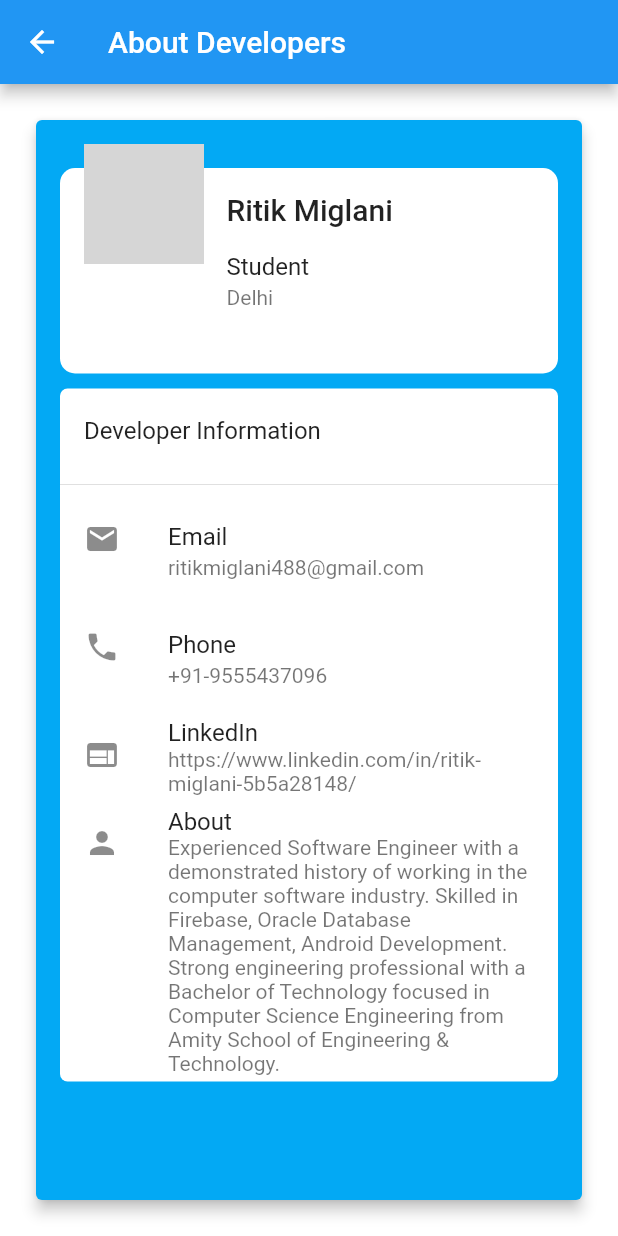
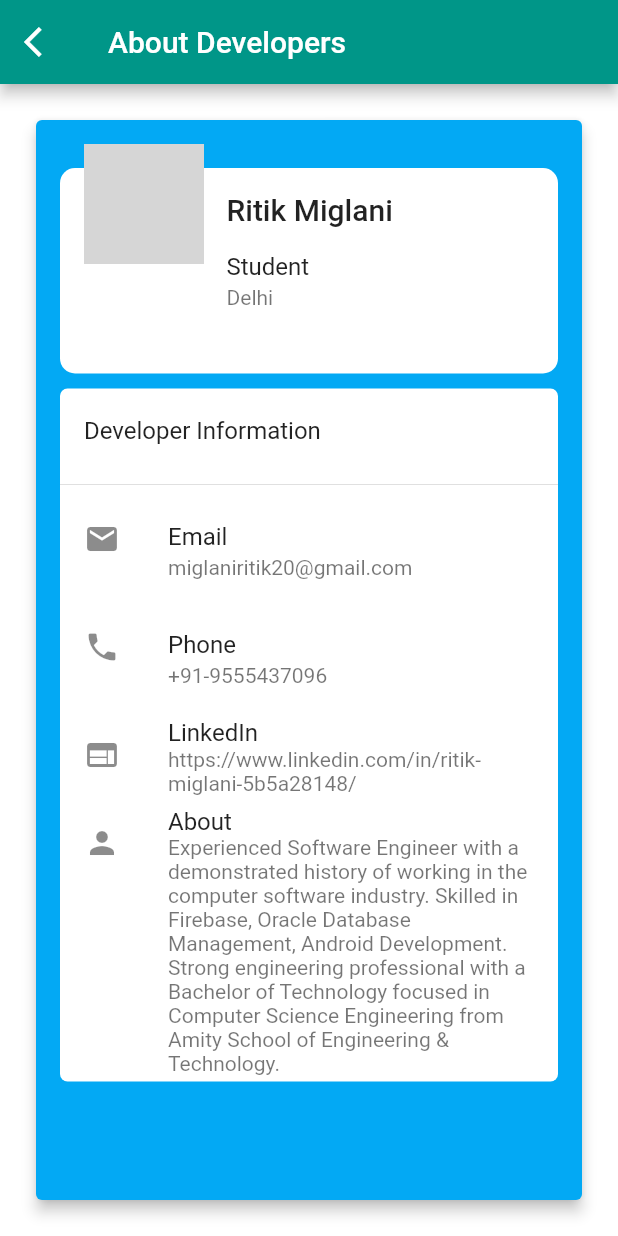
Before and after one commit to chirag-goel360/IndianRasoi, a Flutter app: the HomePage screen opened directly, in the side drawer, after a tap on "About Developers", on a phone screen of 412 x 824 dp. Run offline on Flutter 3.47's test engine with Material 2 defaults, Android fonts, the phone set to English and light mode, and no system bars; our stand-ins replace cloud_firestore, firebase_auth, flare_flutter, font_awesome_flutter, google_sign_in, percent_indicator and 2 more; missing offline and left inert: flutter_facebook_login, flutter_gradients; accounts and stored records are empty; network calls fail; grey boxes are pictures that could not be loaded.

Commit message:
searching recipy done

```diff
--- a/lib/Helpers/LoadDrawer.dart
+++ b/lib/Helpers/LoadDrawer.dart
@@ -77,7 +77,6 @@ class _LoadDataState extends State<LoadData> {
 
   @override
   Widget build(BuildContext context) {
-    // print(widget.category);
     totalRec();
     return Scaffold(
       appBar: AppBar(
--- a/lib/Screens/Developers.dart
+++ b/lib/Screens/Developers.dart
@@ -1,4 +1,5 @@
 import 'package:flutter/material.dart';
+import 'package:url_launcher/url_launcher.dart';
 
 class Developers extends StatefulWidget {
   @override
@@ -6,6 +7,14 @@ class Developers extends StatefulWidget {
 }
 
 class _DevelopersState extends State<Developers> {
+  _launchID(String url) async {
+    if (await canLaunch(url)) {
+      await launch(url);
+    } else {
+      print("cant launch");
+    }
+  }
+
   @override
   Widget build(BuildContext context) {
     return Scaffold(
@@ -17,6 +26,10 @@ class _DevelopersState extends State<Developers> {
             fontWeight: FontWeight.w500,
           ),
         ),
+        backgroundColor: Colors.teal,
+        leading: IconButton(
+            icon: Icon(Icons.arrow_back_ios),
+            onPressed: () => Navigator.of(context).pop()),
       ),
       body: PageView(
         pageSnapping: true,
@@ -41,17 +54,24 @@ class _DevelopersState extends State<Developers> {
                                   margin: EdgeInsets.only(top: 16.0),
                                   decoration: BoxDecoration(
                                       color: Colors.white,
-                                      borderRadius: BorderRadius.circular(10.0)
-                                  ),
+                                      borderRadius:
+                                          BorderRadius.circular(10.0)),
                                   child: Column(
-                                    crossAxisAlignment: CrossAxisAlignment.start,
+                                    crossAxisAlignment:
+                                        CrossAxisAlignment.start,
                                     children: <Widget>[
                                       Container(
                                         margin: EdgeInsets.only(left: 95.0),
                                         child: Column(
-                                          crossAxisAlignment: CrossAxisAlignment.start,
+                                          crossAxisAlignment:
+                                              CrossAxisAlignment.start,
                                           children: <Widget>[
-                                            Text("Ritik Miglani", style: Theme.of(context).textTheme.title,),
+                                            Text(
+                                              "Ritik Miglani",
+                                              style: Theme.of(context)
+                                                  .textTheme
+                                                  .title,
+                                            ),
                                             ListTile(
                                               contentPadding: EdgeInsets.all(0),
                                               title: Text("Student"),
@@ -72,10 +92,10 @@ class _DevelopersState extends State<Developers> {
                                       border: Border.all(width: 1),
                                       borderRadius: BorderRadius.circular(10.0),
                                       image: DecorationImage(
-                                        image: NetworkImage('https://media-exp1.licdn.com/dms/image/C5103AQG-AVAkqSzB0Q/profile-displayphoto-shrink_400_400/0?e=1598486400&v=beta&t=fSbxa5BPnDgmLyFyCb3IWQ7WUOTvvj_TQRHsu36Q-g8'),
+                                        image: NetworkImage(
+                                            'https://media-exp1.licdn.com/dms/image/C5103AQG-AVAkqSzB0Q/profile-displayphoto-shrink_400_400/0?e=1598486400&v=beta&t=fSbxa5BPnDgmLyFyCb3IWQ7WUOTvvj_TQRHsu36Q-g8'),
                                         fit: BoxFit.cover,
-                                      )
-                                  ),
+                                      )),
                                   margin: EdgeInsets.only(left: 16.0),
                                 ),
                               ],
@@ -88,11 +108,13 @@ class _DevelopersState extends State<Developers> {
                               ),
                               child: Column(
                                 children: <Widget>[
-                                  ListTile(title: Text("Developer Information"),),
+                                  ListTile(
+                                    title: Text("Developer Information"),
+                                  ),
                                   Divider(),
                                   ListTile(
                                     title: Text("Email"),
-                                    subtitle: Text("ritikmiglani488@gmail.com"),
+                                    subtitle: Text("miglaniritik20@gmail.com"),
                                     leading: Icon(Icons.email),
                                   ),
                                   ListTile(
@@ -102,12 +124,20 @@ class _DevelopersState extends State<Developers> {
                                   ),
                                   ListTile(
                                     title: Text("LinkedIn"),
-                                    subtitle: Text("https://www.linkedin.com/in/ritik-miglani-5b5a28148/"),
+                                    subtitle: GestureDetector(
+                                      onTap: () {
+                                        _launchID(
+                                            "https://www.linkedin.com/in/ritik-miglani-5b5a28148/");
+                                      },
+                                      child: Text(
+                                          "https://www.linkedin.com/in/ritik-miglani-5b5a28148/"),
+                                    ),
                                     leading: Icon(Icons.web),
                                   ),
                                   ListTile(
                                     title: Text("About"),
-                                    subtitle: Text("Experienced Software Engineer with a demonstrated history of working in the computer software industry. Skilled in Firebase, Oracle Database Management, Android Development. Strong engineering professional with a Bachelor of Technology focused in Computer Science Engineering from Amity School of Engineering & Technology."),
+                                    subtitle: Text(
+                                        "Experienced Software Engineer with a demonstrated history of working in the computer software industry. Skilled in Firebase, Oracle Database Management, Android Development. Strong engineering professional with a Bachelor of Technology focused in Computer Science Engineering from Amity School of Engineering & Technology."),
                                     leading: Icon(Icons.person),
                                   ),
                                 ],
@@ -118,8 +148,7 @@ class _DevelopersState extends State<Developers> {
                       ),
                     ],
                   ),
-                )
-            ),
+                )),
           ),
           Container(
             color: Colors.white,
@@ -142,17 +171,22 @@ class _DevelopersState extends State<Developers> {
                                 margin: EdgeInsets.only(top: 16.0),
                                 decoration: BoxDecoration(
                                     color: Colors.white,
-                                        borderRadius: BorderRadius.circular(10.0)
-                                    ),
+                                    borderRadius: BorderRadius.circular(10.0)),
                                 child: Column(
                                   crossAxisAlignment: CrossAxisAlignment.start,
                                   children: <Widget>[
                                     Container(
                                       margin: EdgeInsets.only(left: 95.0),
                                       child: Column(
-                                            crossAxisAlignment: CrossAxisAlignment.start,
+                                        crossAxisAlignment:
+                                            CrossAxisAlignment.start,
                                         children: <Widget>[
-                                              Text("Chirag Goel", style: Theme.of(context).textTheme.title,),
+                                          Text(
+                                            "Chirag Goel",
+                                            style: Theme.of(context)
+                                                .textTheme
+                                                .title,
+                                          ),
                                           ListTile(
                                             contentPadding: EdgeInsets.all(0),
                                             title: Text("Student"),
@@ -173,10 +207,10 @@ class _DevelopersState extends State<Developers> {
                                     border: Border.all(width: 1),
                                     borderRadius: BorderRadius.circular(10.0),
                                     image: DecorationImage(
-                                          image: NetworkImage('https://media-exp1.licdn.com/dms/image/C5603AQHHKaG64F47Aw/profile-displayphoto-shrink_400_400/0?e=1598486400&v=beta&t=S-KAzE6K--vKS6cn6pg_Knd9JlXR0hfzG1Iuv5X4668'),
+                                      image: NetworkImage(
+                                          'https://media-exp1.licdn.com/dms/image/C5603AQHHKaG64F47Aw/profile-displayphoto-shrink_400_400/0?e=1598486400&v=beta&t=S-KAzE6K--vKS6cn6pg_Knd9JlXR0hfzG1Iuv5X4668'),
                                       fit: BoxFit.cover,
-                                        )
-                                    ),
+                                    )),
                                 margin: EdgeInsets.only(left: 16.0),
                               ),
                             ],
@@ -189,7 +223,9 @@ class _DevelopersState extends State<Developers> {
                             ),
                             child: Column(
                               children: <Widget>[
-                                    ListTile(title: Text("Developer Information"),),
+                                ListTile(
+                                  title: Text("Developer Information"),
+                                ),
                                 Divider(),
                                 ListTile(
                                   title: Text("Email"),
@@ -203,12 +239,20 @@ class _DevelopersState extends State<Developers> {
                                 ),
                                 ListTile(
                                   title: Text("LinkedIn"),
-                                      subtitle: Text("https://www.linkedin.com/in/chirag-goel-06b804148/"),
+                                  subtitle: GestureDetector(
+                                    onTap: () {
+                                      _launchID(
+                                          "https://www.linkedin.com/in/chirag-goel-06b804148/");
+                                    },
+                                    child: Text(
+                                        "https://www.linkedin.com/in/chirag-goel-06b804148/"),
+                                  ),
                                   leading: Icon(Icons.web),
                                 ),
                                 ListTile(
                                   title: Text("About"),
-                                      subtitle: Text("Experienced Android Developer with a demonstrated history of working in the health wellness and fitness industry. Skilled in Java, Algorithms, Flutter, Cascading Style Sheets (CSS), and C (Programming Language). Strong engineering professional with a Bachelor of Technology - BTech focused in Computer Science from Amity School of Engineering & Technology."),
+                                  subtitle: Text(
+                                      "Experienced Android Developer with a demonstrated history of working in the health wellness and fitness industry. Skilled in Java, Algorithms, Flutter, Cascading Style Sheets (CSS), and C (Programming Language). Strong engineering professional with a Bachelor of Technology - BTech focused in Computer Science from Amity School of Engineering & Technology."),
                                   leading: Icon(Icons.person),
                                 ),
                               ],
@@ -219,8 +263,7 @@ class _DevelopersState extends State<Developers> {
                     ),
                   ],
                 ),
-                  )
-              ),
+              )),
             ),
           )
         ],
--- a/lib/Screens/Homepage.dart
+++ b/lib/Screens/Homepage.dart
@@ -20,40 +20,64 @@ class _HomePageState extends State<HomePage> {
   _loadFood() async {
     foods = await ap.getAllRecipy();
     setState(() {
-      foods = foods;
+      foods = filteredList = foods;
     });
     print(foods.length);
+    print(filteredList.length);
     print(foods.toString());
   }
 
-  Future<bool> _onBackPressed(){
+  String name;
+  TextEditingController textEditingController = TextEditingController();
+  List<Recipy> filteredList = [];
+  void searchRecipy(String name) {
+    print(foods);
+    print(foods
+        .where((foodName) => foodName.recipyname.toLowerCase().startsWith(name))
+        .toList());
+    setState(() {
+      filteredList = foods
+          .where(
+              (foodName) => foodName.recipyname.toLowerCase().startsWith(name))
+          .toList();
+    });
+  }
+
+  Future<bool> _onBackPressed() {
     return showDialog(
             context: context,
             builder: (context) => AlertDialog(
-          shape: RoundedRectangleBorder(borderRadius: BorderRadius.circular(12.0)),
+                  shape: RoundedRectangleBorder(
+                      borderRadius: BorderRadius.circular(12.0)),
                   title: new Text('Are you Sure?'),
                   content: new Text('Do you want to exit Application'),
                   actions: <Widget>[
-            Padding(padding: EdgeInsets.all(15),
+                    Padding(
+                      padding: EdgeInsets.all(15),
                       child: GestureDetector(
-                onTap: () => Navigator.of(context).pop(false),
-                child: Text("NO",
-                  style: TextStyle(
-                      color: Colors.blueAccent
-                  ),),
-              ),),
-            SizedBox(height: 25,),
-            Padding(padding: EdgeInsets.all(15),
+                        onTap: () => Navigator.of(context).pop(),
+                        child: Text(
+                          "NO",
+                          style: TextStyle(color: Colors.blueAccent),
+                        ),
+                      ),
+                    ),
+                    SizedBox(
+                      height: 25,
+                    ),
+                    Padding(
+                      padding: EdgeInsets.all(15),
                       child: GestureDetector(
                         onTap: () => SystemNavigator.pop(),
-                child: Text("YES",
-                  style: TextStyle(
-                      color: Colors.blueAccent
-                  ),),
-              ),)
+                        child: Text(
+                          "YES",
+                          style: TextStyle(color: Colors.blueAccent),
+                        ),
+                      ),
+                    )
                   ],
-        )
-    ) ?? false;
+                )) ??
+        false;
   }
 
   Future<Null> refresh() {
@@ -195,8 +219,8 @@ class _HomePageState extends State<HomePage> {
         ListTile(
           title: Text('About Developers'),
           onTap: () {
-            Navigator.push(context,
-                MaterialPageRoute(builder: (context) => Developers()));
+            Navigator.push(
+                context, MaterialPageRoute(builder: (context) => Developers()));
           },
         ),
       ],
@@ -206,9 +230,64 @@ class _HomePageState extends State<HomePage> {
   Widget _buildBody(BuildContext context) {
     return new Container(
       color: Colors.white70,
-      margin: const EdgeInsets.fromLTRB(8.0, 0.0, 8.0, 0.0),
+      // margin: const EdgeInsets.fromLTRB(8.0, 0.0, 8.0, 0.0),
       child: new Column(
         children: <Widget>[
+          Container(
+            height: 70.0,
+            // color: Colors.teal,
+            decoration: BoxDecoration(
+                color: Colors.teal,
+                borderRadius: BorderRadius.only(
+                    bottomLeft: Radius.circular(35.0),
+                    bottomRight: Radius.circular(35.0))),
+            child: Stack(
+              children: <Widget>[
+                Padding(
+                  padding: const EdgeInsets.symmetric(
+                      horizontal: 15.0, vertical: 10.0),
+                  child: Container(
+                      padding:
+                          EdgeInsets.only(top: 1.0, left: 5.0, right: 10.0),
+                      height: 50.0,
+                      width: MediaQuery.of(context).size.width - 10,
+                      decoration: BoxDecoration(
+                          color: Colors.white,
+                          borderRadius:
+                              BorderRadius.all(Radius.circular(40.0))),
+                      child: TextField(
+                        autofocus: false,
+                        focusNode: FocusNode(canRequestFocus: false),
+                        showCursor: false,
+                        controller: textEditingController,
+                        textAlign: TextAlign.justify,
+                        decoration: InputDecoration(
+                            disabledBorder: OutlineInputBorder(
+                                borderSide:
+                                    BorderSide(color: Colors.transparent)),
+                            enabledBorder: OutlineInputBorder(
+                                borderSide:
+                                    BorderSide(color: Colors.transparent)),
+                            focusedBorder: OutlineInputBorder(
+                                borderSide:
+                                    BorderSide(color: Colors.transparent)),
+                            contentPadding: EdgeInsets.all(12.0),
+                            prefixIcon: Icon(
+                              Icons.search,
+                              size: 30.0,
+                            ),
+                            hintText: 'Search',
+                            hintStyle: TextStyle(fontSize: 18.0)),
+                        onChanged: (value) {
+                          setState(() {
+                            searchRecipy(value);
+                          });
+                        },
+                      )),
+                ),
+              ],
+            ),
+          ),
           _getListViewWidget(context),
         ],
       ),
@@ -223,7 +302,7 @@ class _HomePageState extends State<HomePage> {
         child: GridView.builder(
           physics: AlwaysScrollableScrollPhysics(),
           primary: false,
-          itemCount: foods.length,
+          itemCount: filteredList.length,
           gridDelegate: SliverGridDelegateWithFixedCrossAxisCount(
               crossAxisCount: 2, mainAxisSpacing: 15, crossAxisSpacing: 15),
           padding: const EdgeInsets.all(10.0),
@@ -234,7 +313,7 @@ class _HomePageState extends State<HomePage> {
   }
 
   Widget _buildItems(BuildContext context, int index) {
-    Recipy rec = foods[index];
+    Recipy rec = filteredList[index];
     return GridTile(
       child: GestureDetector(
           onTap: () => _navigateToDetails(rec),
@@ -253,6 +332,7 @@ class _HomePageState extends State<HomePage> {
         appBar: AppBar(
           title: Text('Recipes'),
           centerTitle: true,
+          elevation: 0.0,
           backgroundColor: Colors.teal,
           actions: <Widget>[
             IconButton(
--- a/pubspec.yaml
+++ b/pubspec.yaml
@@ -29,14 +29,13 @@ dependencies:
   firebase_auth: ^0.16.1
   cloud_firestore: ^0.13.6
   google_sign_in: ^4.5.1
-  # The following adds the Cupertino Icons font to your application.
-  # Use with the CupertinoIcons class for iOS style icons.
   cupertino_icons: ^0.1.3
   flare_flutter:
   transformer_page_view:
   font_awesome_flutter: ^8.8.1
   wave: ^0.0.8
   shared_preferences:
+  url_launcher: ^5.4.11
   flutter_facebook_login:
     git:
       url: https://github.com/roughike/flutter_facebook_login
```
Also changed, not shown: lib/Helpers/onboarding.dart (+7 -9 lines), pubspec.lock. Lines whose indentation alone changed are shown as unchanged.
